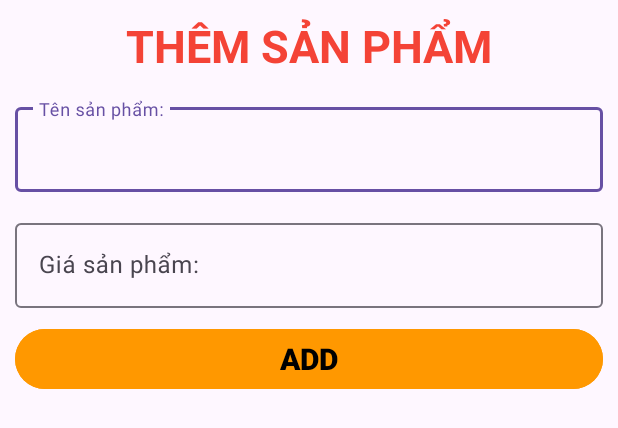
After one commit to thanhnvph33381/DemoAnd102, an Android app: the layout dialog_them_product.xml on its own in the app's theme, with its tools: preview values and no code run, on a phone screen of 412 x 824 dp. The commit adds this screen. Shown: the top 428 px of the screen. Run offline under Robolectric (Android 15) with nearby library versions, the phone set to English and light mode, and no system bars.

Commit message:
thêm loại và tên sản phẩm vào category với product

```diff
--- a/app/src/main/java/com/thanhnvph33381/demoand102/Adapter/CatAdapter.java
+++ b/app/src/main/java/com/thanhnvph33381/demoand102/Adapter/CatAdapter.java
@@ -94,7 +94,7 @@ public class CatAdapter extends RecyclerView.Adapter<CatAdapter.ViewHolderCat>{
 
     @Override
     public int getItemCount() {
-        return 0;
+        return list.size();
     }
 
     public static class ViewHolderCat extends RecyclerView.ViewHolder {
--- /dev/null
+++ b/app/src/main/res/layout/dialog_them_product.xml
@@ -0,0 +1,54 @@
+<?xml version="1.0" encoding="utf-8"?>
+<LinearLayout xmlns:android="http://schemas.android.com/apk/res/android"
+    android:orientation="vertical"
+    android:layout_width="match_parent"
+    android:layout_height="match_parent"
+    android:padding="10dp">
+    <TextView
+        android:layout_width="match_parent"
+        android:layout_height="wrap_content"
+        android:gravity="center"
+        android:text="THÊM SẢN PHẨM"
+        android:textColor="#F44336"
+        android:textSize="30sp"
+        android:textStyle="bold"/>
+
+    <com.google.android.material.textfield.TextInputLayout
+        android:layout_width="match_parent"
+        android:layout_height="wrap_content"
+        android:layout_marginTop="15dp">
+
+        <com.google.android.material.textfield.TextInputEditText
+            android:id="@+id/edt_add_ten"
+            android:layout_width="match_parent"
+            android:layout_height="wrap_content"
+            android:hint="Tên sản phẩm:" />
+    </com.google.android.material.textfield.TextInputLayout>
+
+    <com.google.android.material.textfield.TextInputLayout
+        android:layout_width="match_parent"
+        android:layout_height="wrap_content"
+        android:layout_marginTop="15dp">
+
+        <com.google.android.material.textfield.TextInputEditText
+            android:id="@+id/edt_add_gia"
+            android:layout_width="match_parent"
+            android:layout_height="wrap_content"
+            android:hint="Giá sản phẩm:" />
+    </com.google.android.material.textfield.TextInputLayout>
+
+    <Button
+        android:id="@+id/btn_add_product"
+        android:layout_width="match_parent"
+        android:layout_height="wrap_content"
+        android:layout_gravity="center"
+        android:layout_marginTop="10dp"
+        android:backgroundTint="#FF9800"
+        android:text="ADD"
+        android:textStyle="bold"
+        android:textColor="@color/black"
+        android:textSize="20sp"
+
+        />
+
+</LinearLayout>
--- a/app/src/main/res/layout/item_category.xml
+++ b/app/src/main/res/layout/item_category.xml
@@ -26,7 +26,7 @@
                 android:padding="20dp">
 
                 <TextView
-                    android:layout_width="30dp"
+                    android:layout_width="35dp"
                     android:layout_height="wrap_content"
                     android:layout_weight="1"
                     android:text="Loại sp :"
```
Also changed, not shown: app/src/main/java/com/thanhnvph33381/demoand102/Adapter/ProAdapter.java (+5 -3 lines), app/src/main/java/com/thanhnvph33381/demoand102/Category.java (+41 -1 lines), app/src/main/java/com/thanhnvph33381/demoand102/DTO/CatDTO.java (+6 -2 lines), app/src/main/java/com/thanhnvph33381/demoand102/DbHelper/MyDbHelper.java (+9 -9 lines), app/src/main/java/com/thanhnvph33381/demoand102/Product.java (+59 -0 lines), app/src/main/res/layout/dialog_them_category.xml (added, +42 -0 lines).
